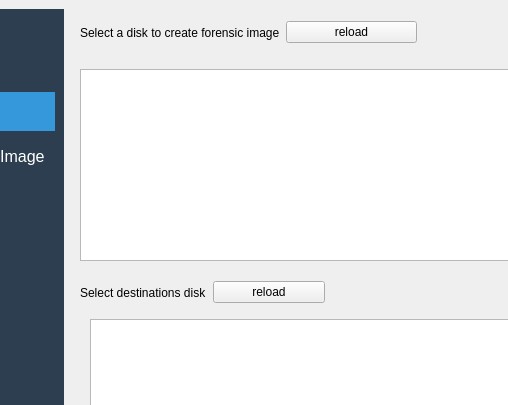
Above: mainwindow.ui from betty2310/CongFung before the change; both pictures show x 146 to 654 and y 0 to 405 of the 1280 by 800 pixel window. Below: the same form after it.
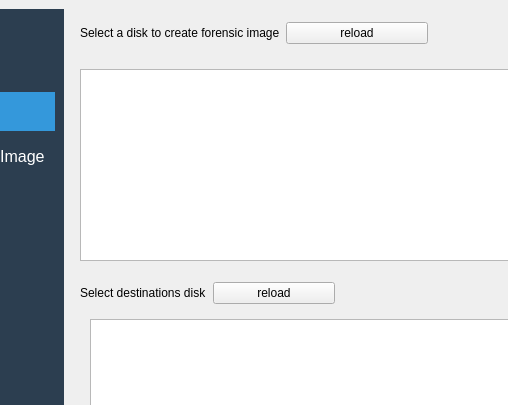
That is the form after the change. The open tabs and pages were chosen to show the change.

Patch:
```diff
--- a/mainwindow.ui
+++ b/mainwindow.ui
@@ -187,8 +187,8 @@
          <rect>
           <x>10</x>
           <y>10</y>
-          <width>337</width>
-          <height>27</height>
+          <width>348</width>
+          <height>28</height>
          </rect>
         </property>
         <layout class="QHBoxLayout" name="horizontalLayout_2">
@@ -226,8 +226,8 @@
          <rect>
           <x>10</x>
           <y>270</y>
-          <width>245</width>
-          <height>27</height>
+          <width>255</width>
+          <height>28</height>
          </rect>
         </property>
         <layout class="QHBoxLayout" name="horizontalLayout_3">
```
Left out of the diff: 16 changed lines with no effect on the pictures.
